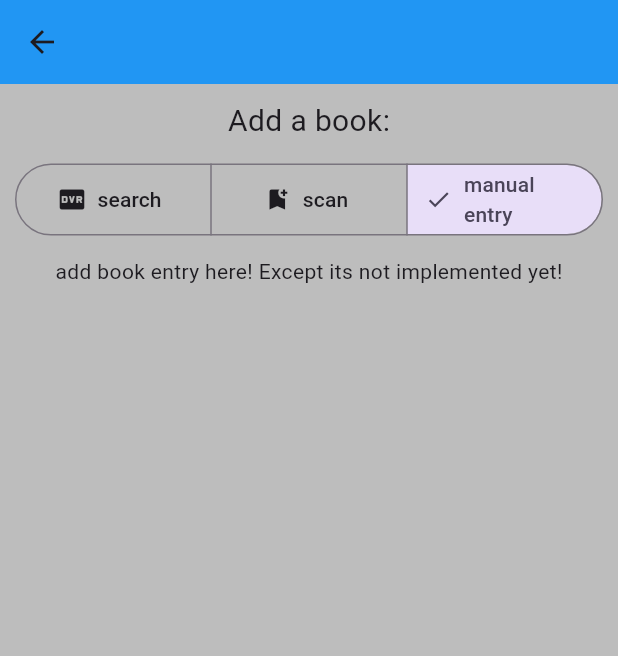
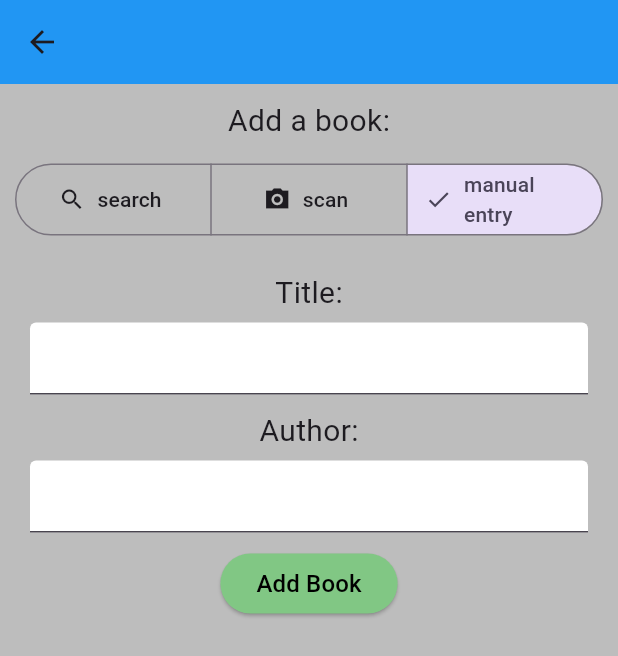
Before and after one commit to CaybleS/LIbraryProject, a Flutter app: the AddBookPage screen opened directly with empty values, after a tap on "scan", after a tap on "manual entry", on a phone screen of 412 x 824 dp. Shown: the top 656 px of the screen. Run offline on Flutter 3.47's test engine with Material 3 defaults, Android fonts, the phone set to English and light mode, and no system bars; our stand-ins replace firebase_auth, firebase_core, firebase_database, google_sign_in; accounts and stored records are empty.

Commit message:
(unimportant) manual entry added

```diff
--- a/LibraryProjectFlutter/lib/add_book_page.dart
+++ b/LibraryProjectFlutter/lib/add_book_page.dart
@@ -19,7 +19,9 @@ class AddBookPage extends StatefulWidget {
 }
 
 class _AddBookPageState extends State<AddBookPage> {
-  final _controllerTitle = TextEditingController();
+  final _searchQueryController = TextEditingController();
+  final _inputTitleController = TextEditingController();
+  final _inputAuthorController = TextEditingController();
 
   List<dynamic> _searchQueryBooks = [];
   // This is my private api key. Do NOT use this for the final project. I prob shouldnt even push this but idc
@@ -39,7 +41,7 @@ class _AddBookPageState extends State<AddBookPage> {
   }
 
   Future<void> _searchWithOpenLibrary() async {
-    String title = _controllerTitle.text;
+    String title = _searchQueryController.text;
     if (title != "") {
       final String endpoint = "https://openlibrary.org/search.json?q=$title";
       try {
@@ -58,7 +60,7 @@ class _AddBookPageState extends State<AddBookPage> {
   }
 
   Future<void> _searchWithGoogle() async {
-    String title = _controllerTitle.text;
+    String title = _searchQueryController.text;
     if (title != "") {
       final String endpoint = "https://www.googleapis.com/books/v1/volumes?q=$title&key=$_apiKey";
       try {
@@ -103,9 +105,9 @@ class _AddBookPageState extends State<AddBookPage> {
   }
 
   Widget _displaySearchResults() {
-    if (_controllerTitle.text.isNotEmpty) {
+    if (_searchQueryController.text.isNotEmpty) {
       _hasSearched = true;
-      _controllerTitle.clear();
+      _searchQueryController.clear();
     }
     if (_searchQueryBooks.isEmpty) {
       return Text(_getSearchFailMessage());
@@ -212,17 +214,16 @@ class _AddBookPageState extends State<AddBookPage> {
     }
   }
 
-
   Widget _searchBook() {
     return Column(
       children: [
         TextField(
-              controller: _controllerTitle,
+          controller: _searchQueryController,
           decoration: const InputDecoration(
           fillColor: Colors.white, filled: true),
         ),
         const SizedBox(
-              height: 5,
+          height: 5, // todo higher values of this cause search results to go off the page... why? idk!
         ),
         ElevatedButton(
           onPressed: () {
@@ -239,7 +240,8 @@ class _AddBookPageState extends State<AddBookPage> {
             backgroundColor: const Color.fromRGBO(129, 199, 132, 1)
           ),
           child: const Text("Search",
-                style: TextStyle(fontSize: 16, color: Colors.black))
+            style: TextStyle(fontSize: 16, color: Colors.black),
+          ),
         ),
         const SizedBox(
           height: 20,
@@ -260,7 +262,48 @@ class _AddBookPageState extends State<AddBookPage> {
   }
 
   Widget _addCustomBook() {
-    return const Text("add book entry here! Except its not implemented yet!");
+    return Container(
+      padding: const EdgeInsets.all(10),
+      child: Column(
+        children: [
+          const Text(
+            "Title:",
+            style: TextStyle(fontSize: 20),
+          ),
+          const SizedBox(
+            height: 5,
+          ),
+          TextField(
+            controller: _inputTitleController,
+            decoration: const InputDecoration(
+              fillColor: Colors.white, filled: true),
+          ),
+          const SizedBox(
+            height: 10,
+          ),
+          const Text(
+            "Author:",
+            style: TextStyle(fontSize: 20),
+          ),
+          const SizedBox(
+            height: 5,
+          ),
+          TextField(
+            controller: _inputAuthorController,
+            decoration: const InputDecoration(
+              fillColor: Colors.white, filled: true),
+          ),
+          const SizedBox(
+          height: 10,
+          ),
+          ElevatedButton(
+            onPressed: () {_addBookToLibrary(context, _inputTitleController.text, _inputAuthorController.text, "https://lgimages.s3.amazonaws.com/nc-md.gif");},
+            style: ElevatedButton.styleFrom(backgroundColor: const Color.fromRGBO(129, 199, 132, 1)),
+            child: const Text('Add Book', style: TextStyle(fontSize: 16, color: Colors.black)),
+          ),
+        ],
+      ),
+    );
   }
 
   @override
@@ -284,22 +327,26 @@ class _AddBookPageState extends State<AddBookPage> {
               selected: selection,
               onSelectionChanged: (Set<_AddBookOptions> newSelection) {
                 setState(() {
+                  // clearing text so that its not filled when they enter something, change selection, and go back
+                  _searchQueryController.clear();
+                  _inputTitleController.clear();
+                  _inputAuthorController.clear();
                   selection = newSelection;
                 });
               },
               segments: const <ButtonSegment<_AddBookOptions>> [
                 ButtonSegment(
-                  icon: Icon(Icons.fiber_dvr),
+                  icon: Icon(Icons.search),
                   value: _AddBookOptions.search,
                   label: Text("search"),
                 ),
               ButtonSegment(
-                icon: Icon(Icons.bookmark_add),
+                icon: Icon(Icons.camera_alt_sharp),
                 value: _AddBookOptions.scan,
                 label: Text("scan"),
               ),
               ButtonSegment(
-                icon: Icon(Icons.back_hand),
+                icon: Icon(Icons.draw_sharp),
                 value: _AddBookOptions.custom,
                 label: Text("manual entry"),
               ),
```
Lines whose indentation alone changed are shown as unchanged.
